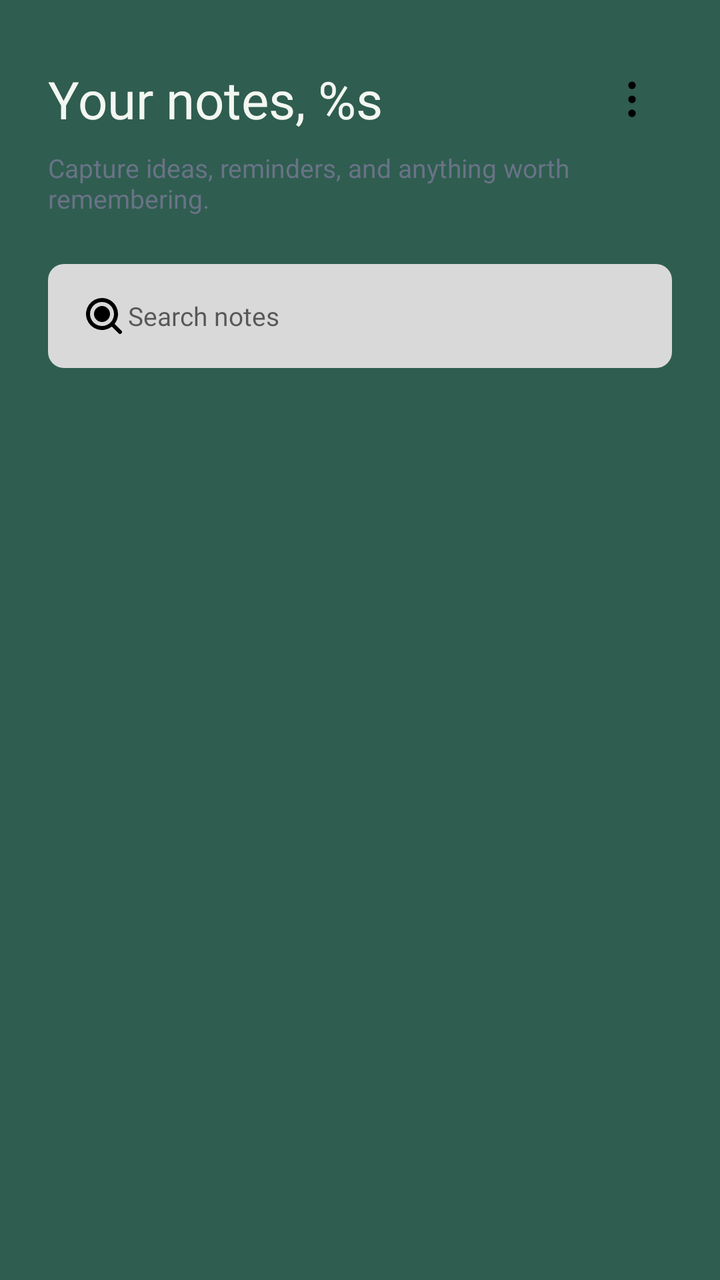
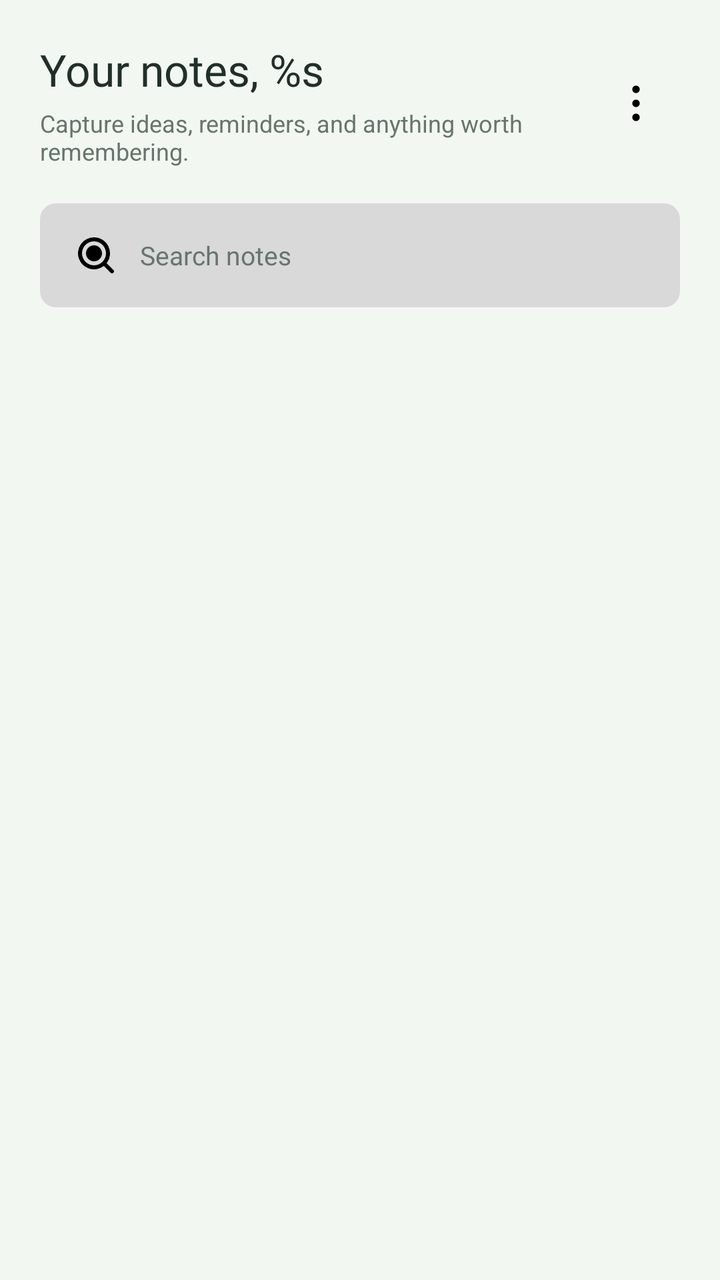

Compare the two renders of this Android layout. The source of the first and the diff that turns it into the second are given below.
<!-- AndroidManifest.xml: application theme Theme.TodoListApp -->
<!-- res/layout/fragment_home.xml -->
<?xml version="1.0" encoding="utf-8"?>
<androidx.constraintlayout.widget.ConstraintLayout xmlns:android="http://schemas.android.com/apk/res/android"
    xmlns:app="http://schemas.android.com/apk/res-auto"
    xmlns:tools="http://schemas.android.com/tools"
    android:layout_width="match_parent"
    android:layout_height="match_parent"
    android:background="@color/color_3"
    android:paddingStart="24dp"
    android:paddingEnd="24dp"
    tools:context=".ui.home.HomeFragment">

    <TextView
        android:id="@+id/text1"
        android:layout_width="0dp"
        android:layout_height="wrap_content"
        android:layout_marginTop="32dp"
        android:fontFamily="@font/inter_semibold"
        android:text="@string/welcome_back_main"
        android:textColor="@color/color_2"
        android:textSize="26sp"
        app:layout_constraintEnd_toStartOf="@+id/homeMenu"
        app:layout_constraintStart_toStartOf="parent"
        app:layout_constraintTop_toTopOf="parent" />

    <ImageView
        android:id="@+id/homeMenu"
        android:layout_width="40dp"
        android:layout_height="40dp"
        android:padding="8dp"
        android:src="@drawable/ic_menu"
        android:contentDescription="@string/logout"
        app:layout_constraintBottom_toBottomOf="@+id/text1"
        app:layout_constraintEnd_toEndOf="parent"
        app:layout_constraintTop_toTopOf="@+id/text1" />

    <TextView
        android:id="@+id/notesSubtitle"
        android:layout_width="0dp"
        android:layout_height="wrap_content"
        android:layout_marginTop="8dp"
        android:text="@string/notes_subtitle"
        android:textColor="#697386"
        android:textSize="13sp"
        app:layout_constraintEnd_toEndOf="parent"
        app:layout_constraintStart_toStartOf="parent"
        app:layout_constraintTop_toBottomOf="@+id/text1" />

    <EditText
        android:id="@+id/search"
        android:layout_width="0dp"
        android:layout_height="52dp"
        android:layout_marginTop="24dp"
        android:background="@drawable/edt_search"
        android:drawableStart="@drawable/ic_search"
        android:fontFamily="@font/inter_semibold"
        android:hint="@string/search"
        android:padding="16dp"
        android:singleLine="true"
        android:textSize="13sp"
        app:layout_constraintEnd_toEndOf="parent"
        app:layout_constraintStart_toStartOf="parent"
        app:layout_constraintTop_toBottomOf="@+id/notesSubtitle" />

    <ProgressBar
        android:id="@+id/loadingProgressBar"
        android:layout_width="wrap_content"
        android:layout_height="wrap_content"
        android:visibility="gone"
        app:layout_constraintBottom_toBottomOf="parent"
        app:layout_constraintEnd_toEndOf="parent"
        app:layout_constraintStart_toStartOf="parent"
        app:layout_constraintTop_toBottomOf="@+id/search" />

    <androidx.recyclerview.widget.RecyclerView
        android:id="@+id/rvTodo"
        android:layout_width="0dp"
        android:layout_height="0dp"
        android:layout_marginTop="20dp"
        android:clipToPadding="false"
        android:paddingBottom="24dp"
        app:layout_constraintBottom_toBottomOf="parent"
        app:layout_constraintEnd_toEndOf="parent"
        app:layout_constraintStart_toStartOf="parent"
        app:layout_constraintTop_toBottomOf="@+id/search"
        tools:listitem="@layout/todo_items" />

    <include
        android:id="@+id/emptyBanner"
        layout="@layout/empty_data"
        android:layout_width="0dp"
        android:layout_height="wrap_content"
        android:layout_marginTop="32dp"
        android:visibility="gone"
        app:layout_constraintEnd_toEndOf="parent"
        app:layout_constraintStart_toStartOf="parent"
        app:layout_constraintTop_toBottomOf="@+id/search" />

</androidx.constraintlayout.widget.ConstraintLayout>
<!-- res/layout/todo_items.xml (included above) -->
<?xml version="1.0" encoding="utf-8"?>
<androidx.cardview.widget.CardView xmlns:android="http://schemas.android.com/apk/res/android"
    xmlns:app="http://schemas.android.com/apk/res-auto"
    android:layout_width="match_parent"
    android:layout_height="wrap_content"
    android:layout_marginBottom="12dp"
    android:backgroundTint="@color/color_1"
    android:foreground="?attr/selectableItemBackground"
    app:cardCornerRadius="18dp"
    app:cardElevation="2dp"
    app:contentPadding="4dp">

    <androidx.constraintlayout.widget.ConstraintLayout
        android:layout_width="match_parent"
        android:layout_height="wrap_content"
        android:background="@color/color_1"
        android:minHeight="132dp"
        android:padding="18dp">

        <TextView
            android:id="@+id/titleTask"
            android:layout_width="0dp"
            android:layout_height="wrap_content"
            android:fontFamily="@font/inter_semibold"
            android:maxLines="2"
            android:text="@string/title"
            android:textColor="@color/black"
            android:textSize="17sp"
            app:layout_constraintEnd_toStartOf="@+id/cekList"
            app:layout_constraintStart_toStartOf="parent"
            app:layout_constraintTop_toTopOf="parent" />

        <TextView
            android:id="@+id/detailTask"
            android:layout_width="0dp"
            android:layout_height="wrap_content"
            android:layout_marginTop="12dp"
            android:ellipsize="end"
            android:fontFamily="@font/inter_semibold"
            android:maxLines="3"
            android:text="@string/task"
            android:textColor="#5E5A50"
            android:textSize="13sp"
            app:layout_constraintEnd_toEndOf="parent"
            app:layout_constraintStart_toStartOf="parent"
            app:layout_constraintTop_toBottomOf="@+id/titleTask" />

        <CheckBox
            android:id="@+id/cekList"
            android:layout_width="40dp"
            android:layout_height="40dp"
            android:button="@drawable/checkbox_style"
            android:buttonTint="@color/color_2"
            android:contentDescription="@string/title_completed"
            android:foreground="?attr/selectableItemBackground"
            app:layout_constraintEnd_toEndOf="parent"
            app:layout_constraintTop_toTopOf="parent" />

    </androidx.constraintlayout.widget.ConstraintLayout>

</androidx.cardview.widget.CardView>
<!-- res/layout/empty_data.xml (included above) -->
<?xml version="1.0" encoding="utf-8"?>
<androidx.constraintlayout.widget.ConstraintLayout xmlns:android="http://schemas.android.com/apk/res/android"
    xmlns:app="http://schemas.android.com/apk/res-auto"
    android:layout_width="match_parent"
    android:layout_height="wrap_content"
    android:background="@drawable/corner_banner"
    android:minHeight="140dp"
    android:padding="24dp">

    <TextView
        android:id="@+id/emtpyText"
        android:layout_width="0dp"
        android:layout_height="wrap_content"
        android:fontFamily="@font/inter_semibold"
        android:gravity="center"
        android:text="@string/data_is_empty"
        android:textColor="@color/color_2"
        android:textSize="15sp"
        app:layout_constraintBottom_toBottomOf="parent"
        app:layout_constraintEnd_toEndOf="parent"
        app:layout_constraintStart_toStartOf="parent"
        app:layout_constraintTop_toTopOf="parent" />

</androidx.constraintlayout.widget.ConstraintLayout>
<!-- resources referenced by this layout -->
<resources>
  <color name="black">#1F2D27</color>
  <color name="color_1">#FFFDF7</color>
  <color name="color_2">#F3F7F1</color>
  <color name="color_3">#2F5D50</color>
  <!-- drawable checkbox_style (drawable) -->
  <?xml version="1.0" encoding="utf-8"?>
  <selector xmlns:android="http://schemas.android.com/apk/res/android">
  <item android:drawable="@drawable/ic_checkbox" android:state_checked="true" android:state_enabled="true"/>
  <item android:drawable="@drawable/ic_uncheckbox" android:state_checked="false" android:state_enabled="false"/>
  
      <item android:drawable="@drawable/ic_checkbox" android:state_checked="true" android:state_enabled="false"/>
          <item android:drawable="@drawable/ic_uncheckbox"/>
  </selector>
  <!-- drawable corner_banner (drawable) -->
  <selector xmlns:android="http://schemas.android.com/apk/res/android">
      <item android:state_focused="true">
          <shape>
              <solid android:color="@color/color_1" />
              <corners android:radius="8dp" />
          </shape>
      </item>
      
      <item>
          <shape>
              <solid android:color="@color/color_1" />
              <corners android:radius="8dp" />
          </shape>
      </item>
  </selector>
  <!-- drawable edt_search (drawable) -->
  <?xml version="1.0" encoding="utf-8"?>
  <selector xmlns:android="http://schemas.android.com/apk/res/android">
      <item>
          <shape android:shape="rectangle">
              <solid android:color="#D9D9D9"/>
              <corners android:radius="8dp"/>
  
          </shape>
      </item>
  </selector>
  <!-- drawable ic_menu (drawable) -->
  <vector xmlns:android="http://schemas.android.com/apk/res/android"
      android:width="36dp"
      android:height="36dp"
      android:viewportWidth="24"
      android:viewportHeight="24">
    <path
        android:pathData="M12,12h0.01v0.01L12,12.01zM12,5h0.01v0.01L12,5.01zM12,19h0.01v0.01L12,19.01z"
        android:strokeLineJoin="round"
        android:strokeWidth="3.75"
        android:fillColor="#00000000"
        android:strokeColor="#000000"/>
  </vector>
  <!-- drawable ic_search (drawable) -->
  <vector xmlns:android="http://schemas.android.com/apk/res/android"
      android:width="24dp"
      android:height="24dp"
      android:viewportWidth="24"
      android:viewportHeight="24">
    <path
        android:pathData="M5,11a6,6 0,1 1,12 0a6,6 0,0 1,-12 0m6,-8a8,8 0,1 0,4.906 14.32l3.387,3.387a1,1 0,0 0,1.414 -1.414l-3.387,-3.387A8,8 0,0 0,11 3m0,12a4,4 0,1 0,0 -8a4,4 0,0 0,0 8"
        android:fillColor="#000000"
        android:fillType="evenOdd"/>
  </vector>
  <string name="data_is_empty">No notes yet. Tap + to create your first note.</string>
  <string name="logout">Sign Out</string>
  <string name="notes_subtitle">Capture ideas, reminders, and anything worth remembering.</string>
  <string name="search">Search notes</string>
  <string name="task">Write your note...</string>
  <string name="title">Title</string>
  <string name="title_completed">Archived</string>
  <string name="welcome_back_main">Your notes, %s</string>
  <style name="Theme.TodoListApp" parent="Theme.MaterialComponents.DayNight.NoActionBar">
          
          <item name="colorPrimary">@color/color_1</item>
          <item name="colorPrimaryVariant">@color/purple_700</item>
          <item name="colorOnPrimary">@color/white</item>
          
          <item name="colorSecondary">@color/teal_200</item>
          <item name="colorSecondaryVariant">@color/teal_700</item>
          <item name="colorOnSecondary">@color/black</item>
          
          <item name="android:statusBarColor">?attr/colorPrimaryVariant</item>
          <item name="android:navigationBarColor">@color/color_2</item>
          
      </style>
  <color name="purple_700">#2F5D50</color>
  <color name="white">#FFFFFFFF</color>
  <color name="teal_200">#BFD8BD</color>
  <color name="teal_700">#557A61</color>
  <!-- unchanged entries left out for length: 2 -->
</resources>

<!-- the commit's change to res/layout/fragment_home.xml (unified diff, before → after) -->
@@ -4,84 +4,95 @@
     xmlns:tools="http://schemas.android.com/tools"
     android:layout_width="match_parent"
     android:layout_height="match_parent"
-    android:background="@color/color_3"
-    android:paddingStart="24dp"
-    android:paddingEnd="24dp"
+    android:background="@color/surface_nature"
+    android:paddingStart="20dp"
+    android:paddingEnd="20dp"
     tools:context=".ui.home.HomeFragment">
 
-    <TextView
-        android:id="@+id/text1"
+    <LinearLayout
+        android:id="@+id/homeHeader"
         android:layout_width="0dp"
         android:layout_height="wrap_content"
-        android:layout_marginTop="32dp"
-        android:fontFamily="@font/inter_semibold"
-        android:text="@string/welcome_back_main"
-        android:textColor="@color/color_2"
-        android:textSize="26sp"
-        app:layout_constraintEnd_toStartOf="@+id/homeMenu"
+        android:layout_marginTop="20dp"
+        android:orientation="horizontal"
+        android:gravity="center_vertical"
+        app:layout_constraintTop_toTopOf="parent"
         app:layout_constraintStart_toStartOf="parent"
-        app:layout_constraintTop_toTopOf="parent" />
+        app:layout_constraintEnd_toEndOf="parent">
 
-    <ImageView
-        android:id="@+id/homeMenu"
-        android:layout_width="40dp"
-        android:layout_height="40dp"
-        android:padding="8dp"
-        android:src="@drawable/ic_menu"
-        android:contentDescription="@string/logout"
-        app:layout_constraintBottom_toBottomOf="@+id/text1"
-        app:layout_constraintEnd_toEndOf="parent"
-        app:layout_constraintTop_toTopOf="@+id/text1" />
+        <LinearLayout
+            android:layout_width="0dp"
+            android:layout_height="wrap_content"
+            android:layout_weight="1"
+            android:orientation="vertical">
+            <TextView
+                android:id="@+id/text1"
+                android:layout_width="match_parent"
+                android:layout_height="wrap_content"
+                android:fontFamily="@font/inter_semibold"
+                android:text="@string/welcome_back_main"
+                android:textColor="@color/text_primary"
+                android:textSize="22sp" />
+            <TextView
+                android:id="@+id/notesSubtitle"
+                android:layout_width="match_parent"
+                android:layout_height="wrap_content"
+                android:layout_marginTop="4dp"
+                android:text="@string/notes_subtitle"
+                android:textColor="@color/text_secondary"
+                android:textSize="12sp" />
+        </LinearLayout>
 
-    <TextView
-        android:id="@+id/notesSubtitle"
-        android:layout_width="0dp"
-        android:layout_height="wrap_content"
-        android:layout_marginTop="8dp"
-        android:text="@string/notes_subtitle"
-        android:textColor="#697386"
-        android:textSize="13sp"
-        app:layout_constraintEnd_toEndOf="parent"
-        app:layout_constraintStart_toStartOf="parent"
-        app:layout_constraintTop_toBottomOf="@+id/text1" />
+        <ImageView
+            android:id="@+id/homeMenu"
+            android:layout_width="44dp"
+            android:layout_height="44dp"
+            android:padding="10dp"
+            android:src="@drawable/ic_menu"
+            android:contentDescription="@string/logout" />
+    </LinearLayout>
 
     <EditText
         android:id="@+id/search"
         android:layout_width="0dp"
         android:layout_height="52dp"
-        android:layout_marginTop="24dp"
+        android:layout_marginTop="18dp"
         android:background="@drawable/edt_search"
         android:drawableStart="@drawable/ic_search"
+        android:drawablePadding="10dp"
         android:fontFamily="@font/inter_semibold"
         android:hint="@string/search"
-        android:padding="16dp"
+        android:paddingStart="16dp"
+        android:paddingEnd="16dp"
         android:singleLine="true"
+        android:textColor="@color/text_primary"
+        android:textColorHint="@color/text_secondary"
         android:textSize="13sp"
-        app:layout_constraintEnd_toEndOf="parent"
+        app:layout_constraintTop_toBottomOf="@id/homeHeader"
         app:layout_constraintStart_toStartOf="parent"
-        app:layout_constraintTop_toBottomOf="@+id/notesSubtitle" />
+        app:layout_constraintEnd_toEndOf="parent" />
 
     <ProgressBar
         android:id="@+id/loadingProgressBar"
         android:layout_width="wrap_content"
         android:layout_height="wrap_content"
         android:visibility="gone"
+        app:layout_constraintTop_toBottomOf="@id/search"
         app:layout_constraintBottom_toBottomOf="parent"
-        app:layout_constraintEnd_toEndOf="parent"
         app:layout_constraintStart_toStartOf="parent"
-        app:layout_constraintTop_toBottomOf="@+id/search" />
+        app:layout_constraintEnd_toEndOf="parent" />
 
     <androidx.recyclerview.widget.RecyclerView
         android:id="@+id/rvTodo"
         android:layout_width="0dp"
         android:layout_height="0dp"
-        android:layout_marginTop="20dp"
+        android:layout_marginTop="16dp"
         android:clipToPadding="false"
-        android:paddingBottom="24dp"
+        android:paddingBottom="96dp"
+        app:layout_constraintTop_toBottomOf="@id/search"
         app:layout_constraintBottom_toBottomOf="parent"
+        app:layout_constraintStart_toStartOf="parent"
         app:layout_constraintEnd_toEndOf="parent"
-        app:layout_constraintStart_toStartOf="parent"
-        app:layout_constraintTop_toBottomOf="@+id/search"
         tools:listitem="@layout/todo_items" />
 
     <include
@@ -89,12 +100,11 @@
         layout="@layout/empty_data"
         android:layout_width="0dp"
         android:layout_height="wrap_content"
-        android:layout_marginTop="32dp"
+        android:layout_marginTop="24dp"
         android:visibility="gone"
-        app:layout_constraintEnd_toEndOf="parent"
+        app:layout_constraintTop_toBottomOf="@id/search"
         app:layout_constraintStart_toStartOf="parent"
-        app:layout_constraintTop_toBottomOf="@+id/search" />
-
+        app:layout_constraintEnd_toEndOf="parent" />
 </androidx.constraintlayout.widget.ConstraintLayout>
 <!-- res/layout/todo_items.xml (included above) -->
 <?xml version="1.0" encoding="utf-8"?>
<!-- resource entries referenced after the edit -->
@@ -3,7 +3,9 @@
   <color name="black">#1F2D27</color>
   <color name="color_1">#FFFDF7</color>
   <color name="color_2">#F3F7F1</color>
-  <color name="color_3">#2F5D50</color>
+  <color name="surface_nature">#F3F7F1</color>
+  <color name="text_primary">#203029</color>
+  <color name="text_secondary">#66756D</color>
   <!-- drawable checkbox_style (drawable) -->
   <?xml version="1.0" encoding="utf-8"?>
   <selector xmlns:android="http://schemas.android.com/apk/res/android">
